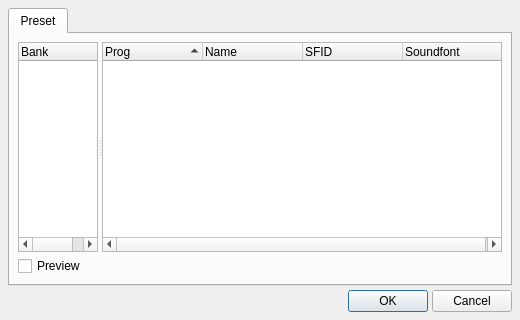
rncbc/qsynth, file src/qsynthPresetForm.ui: the form before one commit.
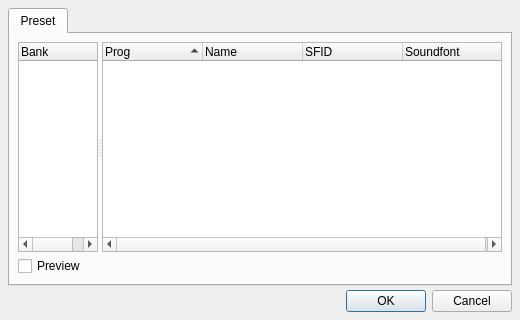
The form after the commit. Icons and pictures are not drawn.

Commit message: - General standard dialog buttons layout is now in place.

```diff
--- a/src/qsynthPresetForm.ui
+++ b/src/qsynthPresetForm.ui
@@ -40,59 +40,14 @@
     <number>4</number>
    </property>
    <item row="1" column="0" >
-    <layout class="QHBoxLayout" >
-     <property name="margin" >
-      <number>0</number>
+    <widget class="QDialogButtonBox" name="DialogButtonBox">
+     <property name="orientation">
+      <enum>Qt::Horizontal</enum>
      </property>
-     <property name="spacing" >
-      <number>4</number>
+     <property name="standardButtons">
+      <set>QDialogButtonBox::Cancel|QDialogButtonBox::Ok</set>
      </property>
-     <item>
-      <spacer>
-       <property name="orientation" >
-        <enum>Qt::Horizontal</enum>
-       </property>
-       <property name="sizeType" >
-        <enum>QSizePolicy::Expanding</enum>
-       </property>
-       <property name="sizeHint" >
-        <size>
-         <width>120</width>
-         <height>8</height>
-        </size>
-       </property>
-      </spacer>
-     </item>
-     <item>
-      <widget class="QPushButton" name="OkPushButton" >
-       <property name="toolTip" >
-        <string/>
-       </property>
-       <property name="text" >
-        <string>OK</string>
-       </property>
-       <property name="icon" >
-        <iconset resource="qsynth.qrc" >:/images/accept1.png</iconset>
-       </property>
-       <property name="default" >
-        <bool>true</bool>
-       </property>
-      </widget>
-     </item>
-     <item>
-      <widget class="QPushButton" name="CancelPushButton" >
-       <property name="toolTip" >
-        <string/>
-       </property>
-       <property name="text" >
-        <string>Cancel</string>
-       </property>
-       <property name="icon" >
-        <iconset resource="qsynth.qrc" >:/images/quit1.png</iconset>
-       </property>
-      </widget>
-     </item>
-    </layout>
+    </widget>
    </item>
    <item row="0" column="0" >
     <widget class="QTabWidget" name="PresetTabWidget" >
```
Left out of the diff: 3 changed lines with no effect on the pictures. The commit also changes 13 other files.
